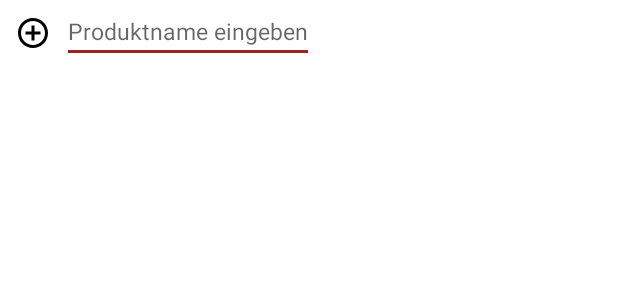
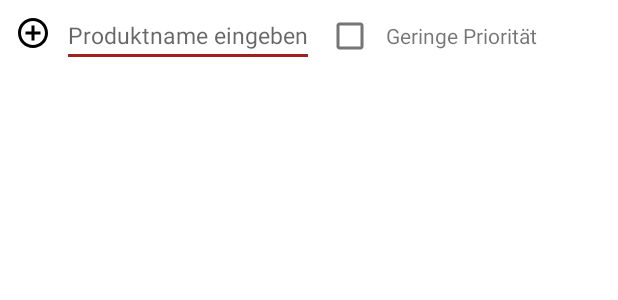
Before and after one commit to Thom-Mon/ShoppingListApp, an Android app: the layout add_product_linearlayout.xml on its own in the app's theme, with its tools: preview values and no code run, on a phone screen of 412 x 824 dp. Shown: the top 300 px of the screen. Run offline under Robolectric (Android 15) with nearby library versions, the light colour scheme and no system bars.

Commit message:
adjusted the functionality to add products with a low priority

```diff
--- a/app/src/main/AndroidManifest.xml
+++ b/app/src/main/AndroidManifest.xml
@@ -20,6 +20,7 @@
             android:name=".MainActivity"
             android:exported="true"
             android:label="@string/app_name"
+            android:screenOrientation="portrait"
             android:theme="@style/Theme.ShoppingListApp.NoActionBar">
             <intent-filter android:label="StartApplication">
                 <action android:name="android.intent.action.MAIN" />
--- a/app/src/main/java/com/example/shoppinglistapp/Dao/Item/Item.kt
+++ b/app/src/main/java/com/example/shoppinglistapp/Dao/Item/Item.kt
@@ -11,8 +11,9 @@ data class Item(
     @ColumnInfo(name = "name") val name: String?,
     @ColumnInfo(name = "category") val category: String?,
     @ColumnInfo(name = "status") val status: Int?,
+    @ColumnInfo(name = "importance") val importance: Int? = 0,
     @ColumnInfo(name = "uuid") val uuid: String?,
     @ColumnInfo(name = "deleted") val deleted: Boolean?
     ) {
-    constructor(id: Int?, name: String?, category: String?, status: Int?) : this(id, name, category,status, UUID.randomUUID().toString(), false)
+    constructor(id: Int?, name: String?, category: String?, status: Int?, importance: Int?) : this(id, name, category,status,importance, UUID.randomUUID().toString(), false)
 }
--- /dev/null
+++ b/app/src/main/res/drawable/ic_baseline_watch_later_24.xml
@@ -0,0 +1,5 @@
+<vector android:height="24dp" android:tint="#363434"
+    android:viewportHeight="24" android:viewportWidth="24"
+    android:width="24dp" xmlns:android="http://schemas.android.com/apk/res/android">
+    <path android:fillColor="@android:color/white" android:pathData="M12,2C6.5,2 2,6.5 2,12s4.5,10 10,10s10,-4.5 10,-10S17.5,2 12,2zM16.2,16.2L11,13V7h1.5v5.2l4.5,2.7L16.2,16.2z"/>
+</vector>
--- a/app/src/main/res/layout/add_product_linearlayout.xml
+++ b/app/src/main/res/layout/add_product_linearlayout.xml
@@ -23,4 +23,13 @@
         android:maxLength="40"
         android:textSize="15dp"
         />
+    <CheckBox
+        android:id="@+id/checkbox_importance"
+        android:layout_width="wrap_content"
+        android:layout_height="wrap_content"
+        />
+    <TextView
+        android:layout_width="wrap_content"
+        android:layout_height="wrap_content"
+        android:text="Geringe Priorität"/>
 </LinearLayout>
```
Also changed, not shown: app/src/main/java/com/example/shoppinglistapp/ui/shoppinglist/ShoppinglistFragment.kt (+8 -5 lines), app/src/main/res/layout/product_linearlayout.xml (+9 -1 lines).
